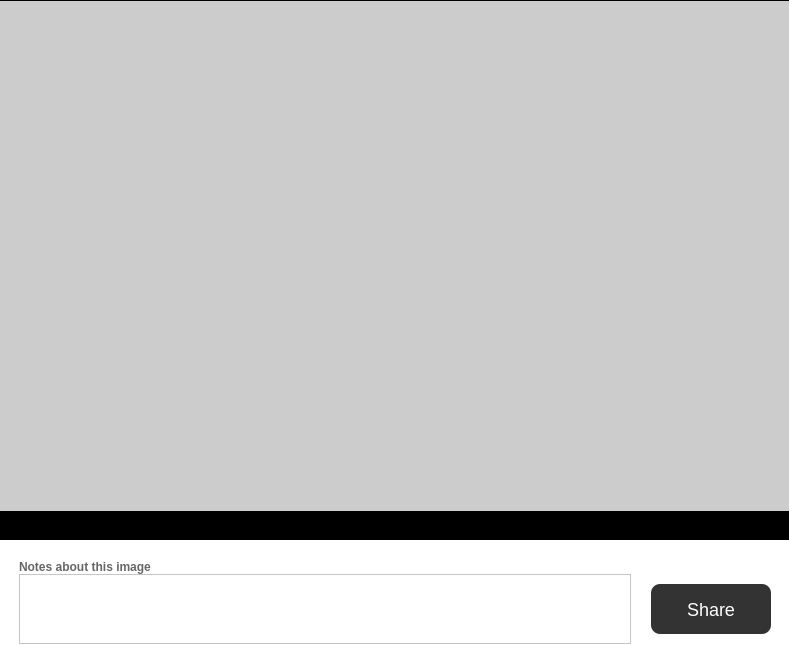
The window that interface/ui/shareSnapshot.ui (vircadia/vircadia-native-core) describes before a commit, drawn with Qt 5.
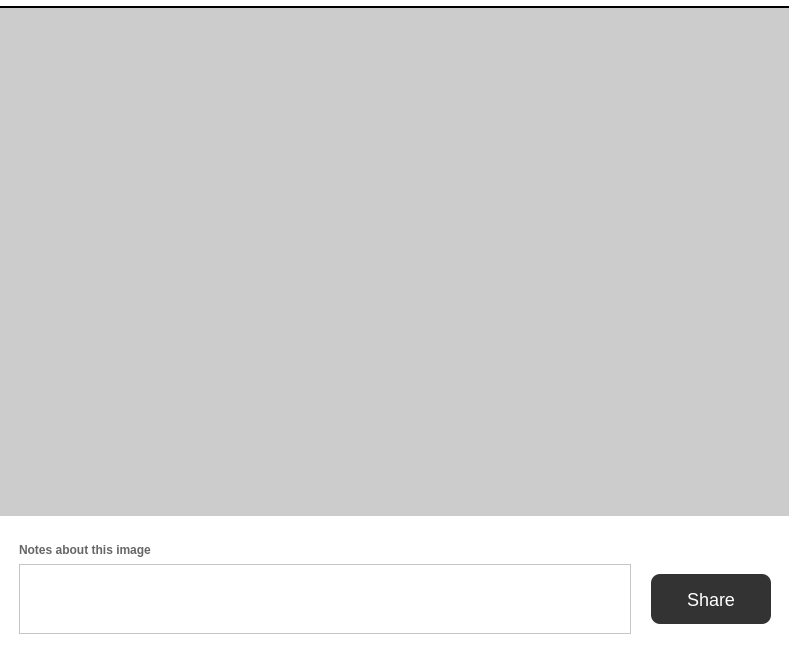
The same window after the commit.

```diff
--- a/interface/ui/shareSnapshot.ui
+++ b/interface/ui/shareSnapshot.ui
@@ -59,7 +59,7 @@
     <item>
      <widget class="QFrame" name="frame">
       <property name="sizePolicy">
-       <sizepolicy hsizetype="Fixed" vsizetype="Preferred">
+       <sizepolicy hsizetype="Fixed" vsizetype="Fixed">
         <horstretch>0</horstretch>
         <verstretch>0</verstretch>
        </sizepolicy>
@@ -70,6 +70,12 @@
         <height>510</height>
        </size>
       </property>
+      <property name="maximumSize">
+       <size>
+        <width>790</width>
+        <height>510</height>
+       </size>
+      </property>
       <property name="styleSheet">
        <string notr="true">background-color: #000</string>
       </property>
@@ -95,7 +101,7 @@
         <property name="spacing">
          <number>0</number>
         </property>
-        <item row="1" column="1">
+        <item row="0" column="0">
          <widget class="QLabel" name="snapshotWidget">
           <property name="sizePolicy">
            <sizepolicy hsizetype="Fixed" vsizetype="Fixed">
@@ -109,6 +115,12 @@
             <height>510</height>
            </size>
           </property>
+          <property name="maximumSize">
+           <size>
+            <width>790</width>
+            <height>510</height>
+           </size>
+          </property>
           <property name="styleSheet">
            <string notr="true">background-color: #ccc;</string>
           </property>
@@ -126,58 +138,6 @@
           </property>
          </widget>
         </item>
-        <item row="0" column="1">
-         <spacer name="verticalSpacer">
-          <property name="orientation">
-           <enum>Qt::Vertical</enum>
-          </property>
-          <property name="sizeHint" stdset="0">
-           <size>
-            <width>0</width>
-            <height>0</height>
-           </size>
-          </property>
-         </spacer>
-        </item>
-        <item row="1" column="2">
-         <spacer name="horizontalSpacer_3">
-          <property name="orientation">
-           <enum>Qt::Horizontal</enum>
-          </property>
-          <property name="sizeHint" stdset="0">
-           <size>
-            <width>0</width>
-            <height>0</height>
-           </size>
-          </property>
-         </spacer>
-        </item>
-        <item row="1" column="0">
-         <spacer name="horizontalSpacer_2">
-          <property name="orientation">
-           <enum>Qt::Horizontal</enum>
-          </property>
-          <property name="sizeHint" stdset="0">
-           <size>
-            <width>0</width>
-            <height>0</height>
-           </size>
-          </property>
-         </spacer>
-        </item>
-        <item row="2" column="1">
-         <spacer name="verticalSpacer_2">
-          <property name="orientation">
-           <enum>Qt::Vertical</enum>
-          </property>
-          <property name="sizeHint" stdset="0">
-           <size>
-            <width>0</width>
-            <height>0</height>
-           </size>
-          </property>
-         </spacer>
-        </item>
        </layout>
       </widget>
      </widget>
```
